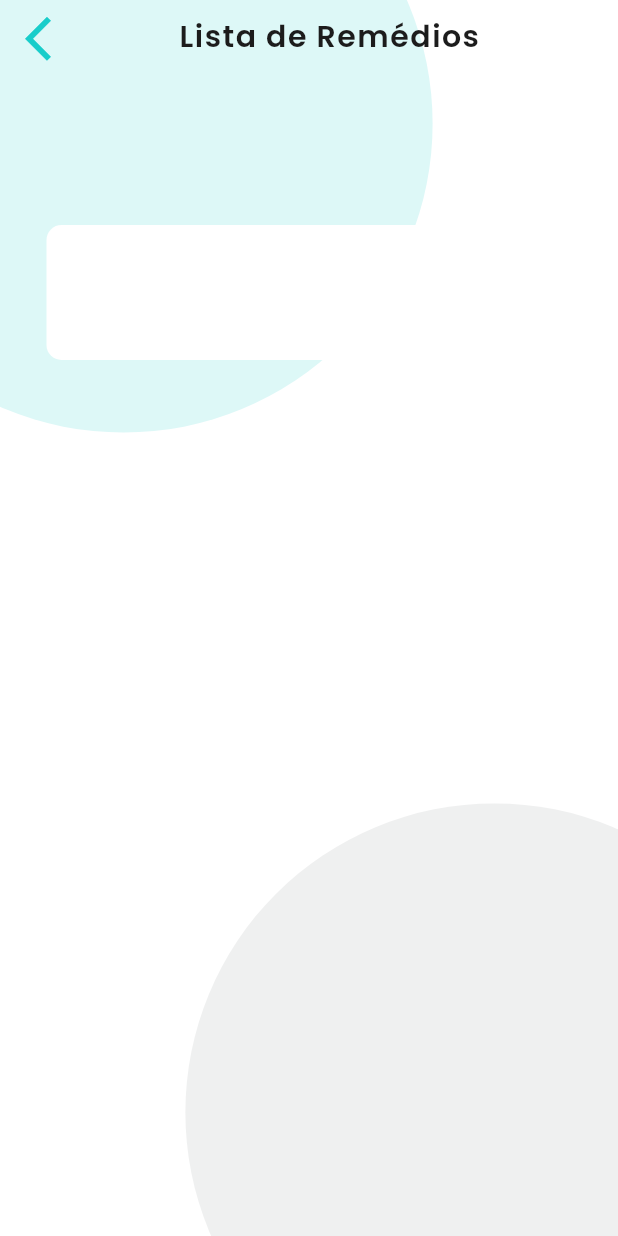
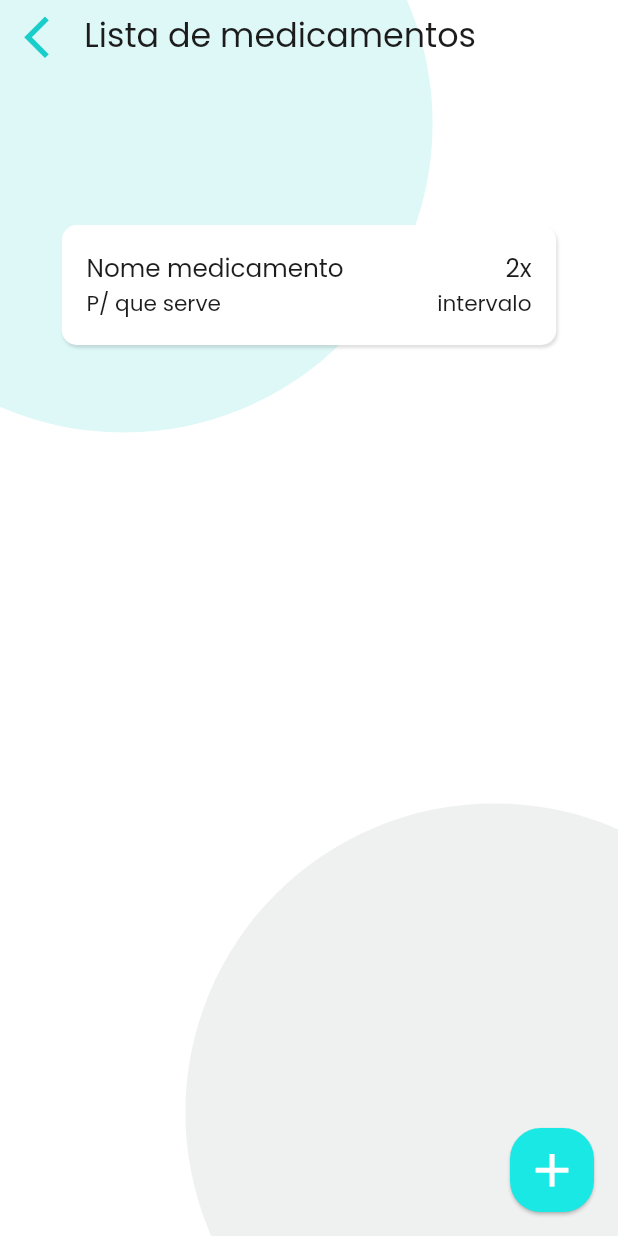
Before and after one commit to HealTimeTCC/HealTime_App, a Flutter app: the HomePage screen opened directly, in the side drawer, after a tap on "Medicamentos", on a phone screen of 412 x 824 dp. Run offline on Flutter 3.47's test engine with Material 2 defaults, Android fonts, the phone set to English and light mode, and no system bars; our stand-ins replace brasil_fields, calendar_date_picker2, carousel_slider, flutter_staggered_animations, google_fonts, lottie and 1 more; accounts and stored records are empty; network calls fail.

Commit message:
Iniciando a construção da UI para cadastrar um médicamento

```diff
--- a/lib/core/routes.dart
+++ b/lib/core/routes.dart
@@ -6,6 +6,8 @@ import '../src/screens/screens_navigation/navbar/screen_default.dart';
 import '../src/screens/screens_navigation/screen_alter_password/alter_password.dart';
 import '../src/screens/screens_navigation/screens_medical/screen_doctor/screen_add_doctor.dart';
 import '../src/screens/screens_navigation/screens_medical/screen_doctor/screen_list_doctor.dart';
+import '../src/screens/screens_navigation/screens_medical/screen_medicine/screen_include_medicine.dart';
+import '../src/screens/screens_navigation/screens_medical/screen_medicine/screen_list_medicine.dart';
 import '../src/screens/screens_navigation/screens_medical_prescription/screens/screen_include_prescription.dart';
 import '../src/screens/splash/splash_screen.dart';
 
@@ -19,6 +21,9 @@ class Routes {
       '/AddDoctor':           (_) => const IncluirMedico(),
       '/ListDoctors':         (_) => const ListarMedico(),
       '/AlterPassword':       (_) => const AlterPassword(),
+      '/ListMedicine':        (_) => const ListaRemedios(),
+      '/IncludeMedicine':     (_) => const IncludeMedication()
+
     };
   }
 }
--- a/lib/services/api/api_queries.dart
+++ b/lib/services/api/api_queries.dart
@@ -193,7 +193,6 @@ class ApiQueries {
         uriApi,
         headers: header,
       );
-
       Map<String, dynamic> mapResponse = jsonDecode(response.body);
 
       person = Pessoa.fromJson(mapResponse);
--- a/lib/src/screens/screens_navigation/home_page/home.dart
+++ b/lib/src/screens/screens_navigation/home_page/home.dart
@@ -40,8 +40,7 @@ class _HomePageState extends State<HomePage> {
           ListTile(
             title: const Text('Medicamentos'),
             trailing: const Icon(Icons.keyboard_arrow_right),
-            onTap: () => Navigator.of(context).push(
-                MaterialPageRoute(builder: (context) => const ListaRemedios())),
+            onTap: () => Navigator.of(context).pushNamed('/ListMedicine'),
           ),
           ListTile(
               title: const Text('Pacientes'),
--- a/lib/src/screens/screens_navigation/screens_medical/screen_medicine/Widget/model_list_medicine.dart
+++ b/lib/src/screens/screens_navigation/screens_medical/screen_medicine/Widget/model_list_medicine.dart
@@ -1,20 +1,72 @@
 import 'package:flutter/material.dart';
-import 'package:healtime/shared/models/model_medicacao.dart';
+import 'package:healtime/shared/decorations/fonts_google.dart';
 
 class ModelListMedicine extends StatelessWidget {
-  const ModelListMedicine({super.key, }) ;
+  const ModelListMedicine({
+    super.key,
+  });
 
   //final ModelMedicacao medicine;
 
   @override
   Widget build(BuildContext context) {
+    final Size size = MediaQuery.of(context).size;
 
     return Container(
-      height: 90,
-      width: 350,
-      decoration: BoxDecoration(
-        color: Color.fromARGB(255, 255, 255, 255),
-        borderRadius: BorderRadius.all(Radius.circular(10))
+      margin: EdgeInsets.symmetric(horizontal: size.width * .1),
+      padding: EdgeInsets.symmetric(
+          vertical: size.height * .02, horizontal: size.width * .04),
+      decoration: const BoxDecoration(
+        color: Colors.white,
+        boxShadow: [
+          BoxShadow(blurRadius: 1, offset: Offset(1, 2), color: Colors.black12)
+        ],
+        borderRadius: BorderRadius.all(
+          Radius.circular(10),
+        ),
+      ),
+      child: Column(
+        crossAxisAlignment: CrossAxisAlignment.stretch,
+        mainAxisSize: MainAxisSize.min,
+        children: [
+          Row(
+            children: [
+              Expanded(
+                child: Text(
+                  'Nome medicamento',
+                  maxLines: 1,
+                  overflow: TextOverflow.ellipsis,
+                  style: FontGoogle.textNormaleGoogle(size: size * .8),
+                ),
+              ),
+              Text(
+                '2x',
+                maxLines: 1,
+                overflow: TextOverflow.ellipsis,
+                style: FontGoogle.textNormaleGoogle(size: size * .8),
+              )
+            ],
+          ),
+          SizedBox(width: size.width * .01),
+          Row(
+            children: [
+              Expanded(
+                child: Text(
+                  'P/ que serve',
+                  maxLines: 1,
+                  overflow: TextOverflow.ellipsis,
+                  style: FontGoogle.textNormaleGoogle(size: size * .7),
+                ),
+              ),
+              Text(
+                'intervalo',
+                maxLines: 1,
+                overflow: TextOverflow.ellipsis,
+                style: FontGoogle.textNormaleGoogle(size: size * .7),
+              )
+            ],
+          )
+        ],
       ),
     );
   }
--- a/lib/src/screens/screens_navigation/screens_medical/screen_medicine/screen_list_medicine.dart
+++ b/lib/src/screens/screens_navigation/screens_medical/screen_medicine/screen_list_medicine.dart
@@ -1,5 +1,5 @@
 import 'package:flutter/material.dart';
-import 'package:google_fonts/google_fonts.dart';
+import 'package:healtime/shared/decorations/fonts_google.dart';
 
 import '../../../../../shared/decorations/screen_background.dart';
 import 'Widget/model_list_medicine.dart';
@@ -9,8 +9,25 @@ class ListaRemedios extends StatelessWidget {
 
   @override
   Widget build(BuildContext context) {
+    final Size size = MediaQuery.of(context).size;
+
     return Scaffold(
-      body: Stack(children: [
+      floatingActionButton: FloatingActionButton(
+        elevation: 1,
+        onPressed: () => Navigator.of(context).pushNamed('/IncludeMedicine'),
+        shape: RoundedRectangleBorder(
+          borderRadius: BorderRadius.circular(size.width * .05),
+        ),
+        foregroundColor: const Color(0xff1AE8E4),
+        backgroundColor: const Color(0xff1AE8E4),
+        child: Icon(
+          Icons.add,
+          color: Colors.white,
+          size: size.width * .09,
+        ),
+      ),
+      body: Stack(
+        children: [
           const BackgroundPage(),
           Positioned(
             top: 0,
@@ -18,33 +35,34 @@ class ListaRemedios extends StatelessWidget {
             left: 0,
             child: SafeArea(
               child: Row(
+                mainAxisAlignment: MainAxisAlignment.center,
                 children: [
                   IconButton(
-                onPressed: () {},
-                icon: const Icon(Icons.arrow_back_ios_new,
-                    color: Color(0xff18CDCA), size: 35),
+                    onPressed: () => Navigator.of(context).pop(),
+                    icon: Icon(Icons.arrow_back_ios_new,
+                        color: const Color(0xff18CDCA), size: size.width * .08),
                   ),
+                  SizedBox(width: size.width * .02),
                   Expanded(
                     child: Text(
-                  'Lista de Remédios',
-                  textAlign: TextAlign.center,
-                  style: GoogleFonts.getFont('Poppins',
-                      decoration: TextDecoration.none,
-                      color: const Color(0xff1c1c1c),
-                      fontSize: 20,
-                      letterSpacing: 1,
-                      fontWeight: FontWeight.w600),
+                      'Lista de medicamentos',
+                      style: FontGoogle.textTitleGoogle(size: size * .9),
                     ),
                   )
                 ],
-          )),
               ),
-        Positioned(
+            ),
+          ),
+          const Positioned(
             top: 150,
             right: 0,
             left: 0,
-          child: Center(child: ModelListMedicine()))
-      ]),
+            child: Center(
+              child: ModelListMedicine(),
+            ),
+          )
+        ],
+      ),
     );
   }
 }
--- a/lib/src/screens/screens_navigation/screens_queries/screens/details_query/details_query.dart
+++ b/lib/src/screens/screens_navigation/screens_queries/screens/details_query/details_query.dart
@@ -144,8 +144,8 @@ class DetailsQuery extends StatelessWidget {
                       default:
                         {
                           String nameSpecialty = providerQueries.nameEspecialidadeGet;
+                          String namePerson = providerQueries.namePersonGet!;
                           DtoQuery detailsQuery = providerQueries.detailsQueryGet!;
-                          String namePerson = providerQueries.namePersonGet!;
                           String nameDoctor = providerQueries.nameDoctorGet!;
 
                           return Padding(
--- a/lib/src/screens/screens_navigation/screens_queries/screens/register_queries/screen_register_queries.dart
+++ b/lib/src/screens/screens_navigation/screens_queries/screens/register_queries/screen_register_queries.dart
@@ -241,7 +241,7 @@ class _RegisterQueriesState extends State<RegisterQueries> {
                                   color: Colors.grey.shade200,
                                   borderRadius: BorderRadius.circular(10),
                                   border: Border.all(
-                                    color: Colors.grey.shade100,
+                                    color: const Color(0xff333333),
                                   ),
                                 ),
                                 child: Align(
```
Also changed, not shown: lib/src/screens/screens_navigation/screens_medical/screen_medicine/Widget/model_text_field.dart (added, +37 -0 lines), lib/src/screens/screens_navigation/screens_medical/screen_medicine/screen_include_medicine.dart (+88 -37 lines), lib/shared/models/json_serializable/model_doctor.g.dart. Lines whose indentation alone changed are shown as unchanged.
